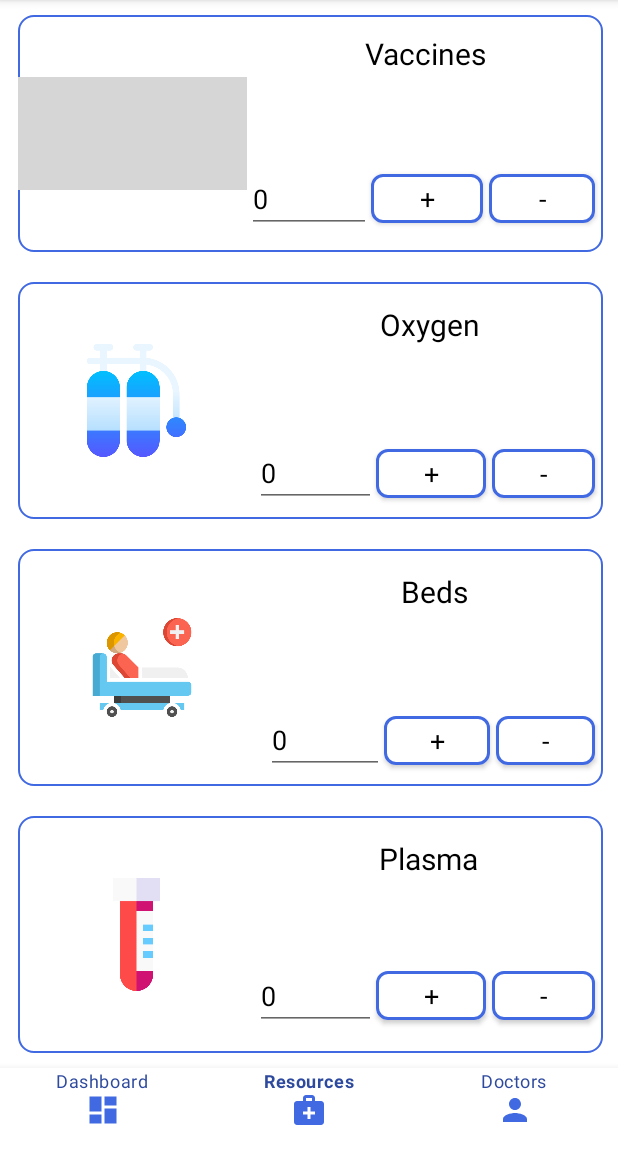
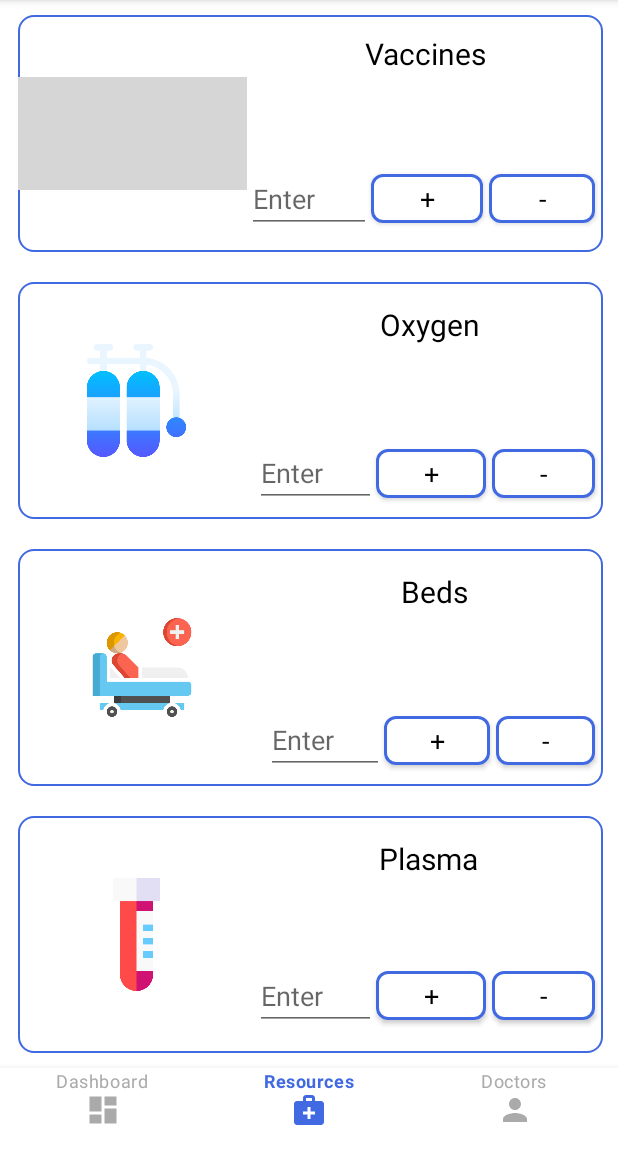
Before and after one commit to VcodeOrganic/MyCovidApp, an Android app: the screen it shows after launch once a user with an empty profile is signed in (MainActivity), item 2 of the bottom bar chosen, on a phone screen of 412 x 824 dp, the part 84-1236 px from its top. Run offline under Robolectric (Android 15) with nearby library versions, the phone set to English and light mode, and no system bars; our stand-ins replace Firebase (no records; nobody signed in at launch, a user with empty details on screens opened directly); Roboto replaces fonts that are not available here; 1 statement that could not run was skipped; grey boxes are pictures that could not be loaded.

Commit message:
Add selector : bottom navigation menu

```diff
--- /dev/null
+++ b/app/src/main/res/color/select.xml
@@ -0,0 +1,5 @@
+<?xml version="1.0" encoding="utf-8"?>
+<selector xmlns:android="http://schemas.android.com/apk/res/android">
+    <item android:state_selected="true" android:color="@color/colorPrimary" />
+    <item android:color="@android:color/darker_gray"  />
+</selector>
--- a/app/src/main/res/layout/activity_main.xml
+++ b/app/src/main/res/layout/activity_main.xml
@@ -21,8 +21,8 @@
         android:layout_height="wrap_content"
         app:menu="@menu/bottom_navigation_menu"
         android:background="#ffffff"
-        app:itemIconTint="@color/colorPrimary"
-        app:itemTextColor="@color/colorPrimaryDark"
+        app:itemIconTint="@color/select"
+        app:itemTextColor="@color/select"
         android:theme="@style/Widget.BottomNavigationView"
         app:labelVisibilityMode="labeled"/>
 
--- a/app/src/main/res/layout/activity_patients.xml
+++ b/app/src/main/res/layout/activity_patients.xml
@@ -21,8 +21,8 @@
         android:layout_height="wrap_content"
         app:menu="@menu/bottom_navigation_menu"
         android:background="#ffffff"
-        app:itemIconTint="@color/colorPrimary"
-        app:itemTextColor="@color/colorPrimaryDark"
+        app:itemIconTint="@color/select"
+        app:itemTextColor="@color/select"
         app:labelVisibilityMode="labeled"/>
 
 </RelativeLayout>
--- a/app/src/main/res/layout/fragment_resources.xml
+++ b/app/src/main/res/layout/fragment_resources.xml
@@ -71,9 +71,8 @@
                     android:layout_weight="1"
                     android:ems="10"
                     android:fontFamily="@font/abeezee"
-                    android:hint="0"
+                    android:hint="Enter"
                     android:inputType="textPersonName"
-                    android:text="0"
                     android:textColor="#000000"
                     android:textSize="18sp" />
 
@@ -183,9 +182,8 @@
                     android:layout_weight="1"
                     android:ems="10"
                     android:fontFamily="@font/abeezee"
-                    android:hint="0"
+                    android:hint="Enter"
                     android:inputType="textPersonName"
-                    android:text="0"
                     android:textColor="#000000"
                     android:textSize="18sp" />
 
@@ -294,9 +292,8 @@
                     android:layout_weight="1"
                     android:ems="10"
                     android:fontFamily="@font/abeezee"
-                    android:hint="0"
+                    android:hint="Enter"
                     android:inputType="textPersonName"
-                    android:text="0"
                     android:textColor="#000000"
                     android:textSize="18sp" />
 
@@ -403,9 +400,8 @@
                     android:layout_weight="1"
                     android:ems="10"
                     android:fontFamily="@font/abeezee"
-                    android:hint="0"
+                    android:hint="Enter"
                     android:inputType="textPersonName"
-                    android:text="0"
                     android:textColor="#000000"
                     android:textSize="18sp" />
 
```
